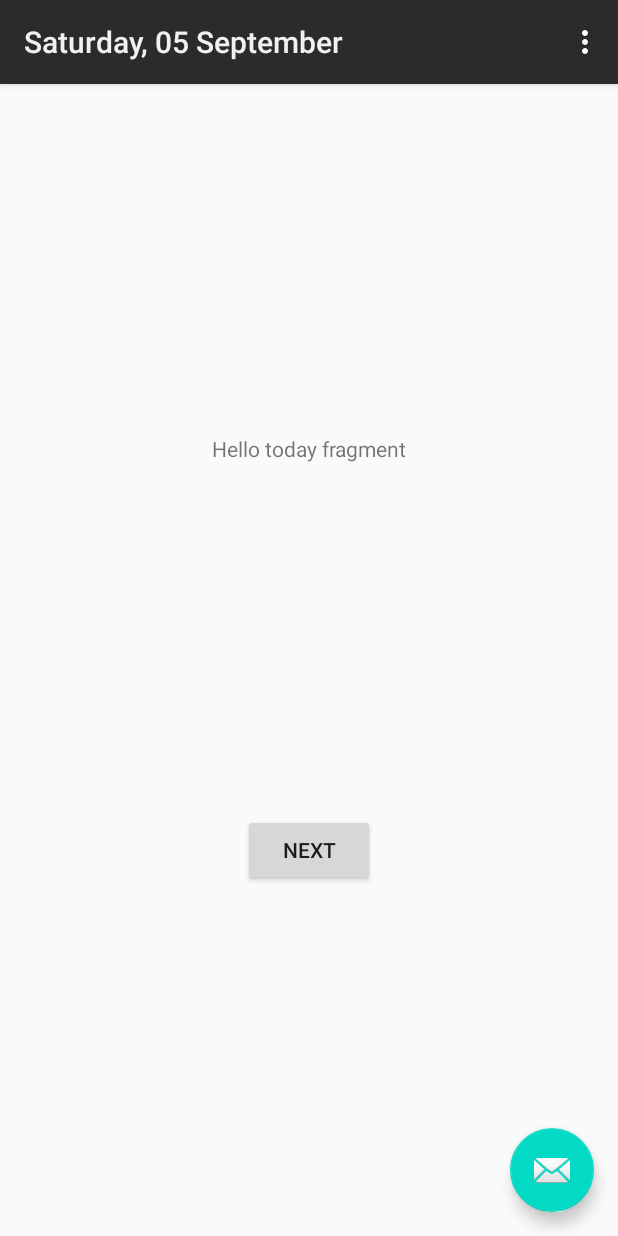
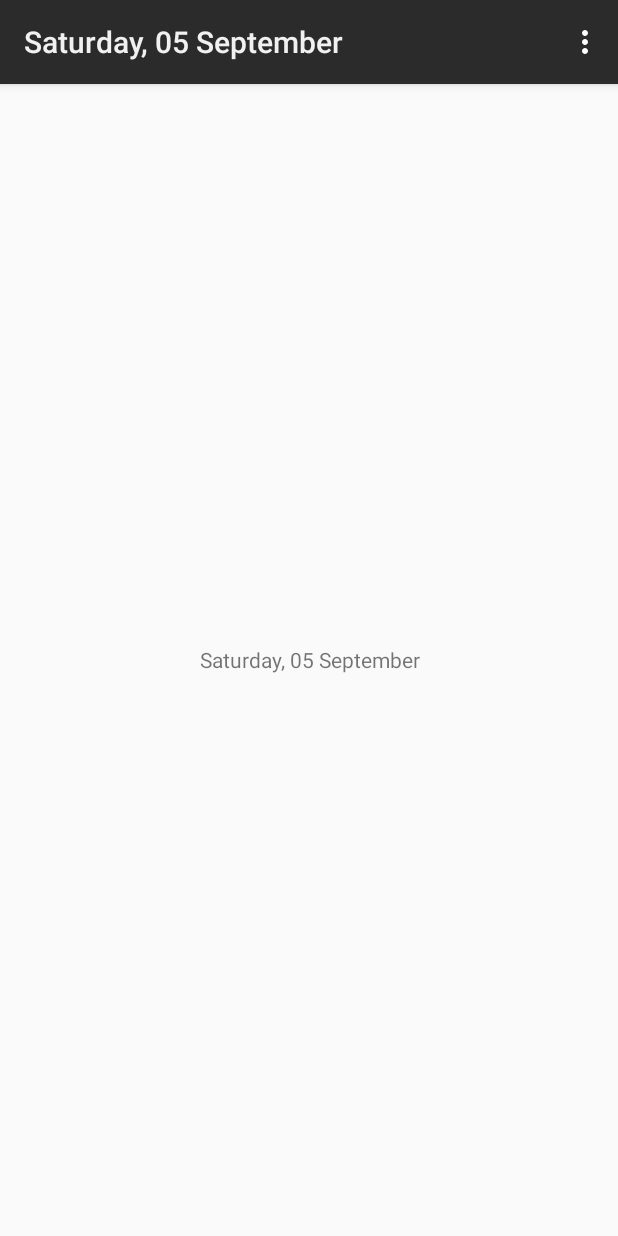
Before and after one commit to setyotontowi/menko, an Android app: the screen it shows after launch (MainActivity), on a phone screen of 412 x 824 dp. Run offline under Robolectric (Android 15) with nearby library versions, the light colour scheme and no system bars; libraries missing offline, so code that uses them is left out: com.github.appintro.

Commit message:
Dynamic day fragments (#2)

```diff
--- a/app/build.gradle
+++ b/app/build.gradle
@@ -12,6 +12,10 @@ android {
         versionName "1.0"
 
         testInstrumentationRunner "androidx.test.runner.AndroidJUnitRunner"
+    }
+
+    buildFeatures{
+        viewBinding true
     }
 
     buildTypes {
--- /dev/null
+++ b/app/src/main/java/com/project/thisappistryingtomakeyoubetter/DayAdapter.java
@@ -0,0 +1,32 @@
+package com.project.thisappistryingtomakeyoubetter;
+
+import androidx.annotation.NonNull;
+import androidx.fragment.app.Fragment;
+import androidx.fragment.app.FragmentManager;
+import androidx.lifecycle.Lifecycle;
+import androidx.viewpager2.adapter.FragmentStateAdapter;
+
+import java.util.Calendar;
+import java.util.Date;
+import java.util.List;
+
+public class DayAdapter extends FragmentStateAdapter {
+    List<Calendar> calendars;
+
+    public DayAdapter(@NonNull FragmentManager fragmentManager, Lifecycle lifecycle, List<Calendar> calendars) {
+        super(fragmentManager, lifecycle);
+        this.calendars = calendars;
+    }
+
+    @NonNull
+    @Override
+    public Fragment createFragment(int position) {
+        Calendar calendar = calendars.get(position);
+        return DayFragment.newInstance(calendar);
+    }
+
+    @Override
+    public int getItemCount() {
+        return calendars.size();
+    }
+}
--- /dev/null
+++ b/app/src/main/java/com/project/thisappistryingtomakeyoubetter/DayFragment.java
@@ -0,0 +1,63 @@
+package com.project.thisappistryingtomakeyoubetter;
+
+import android.os.Bundle;
+
+import androidx.annotation.NonNull;
+import androidx.annotation.Nullable;
+import androidx.fragment.app.Fragment;
+
+import android.view.LayoutInflater;
+import android.view.View;
+import android.view.ViewGroup;
+
+import com.project.thisappistryingtomakeyoubetter.databinding.FragmentDayBinding;
+
+import java.util.Calendar;
+import java.util.Date;
+
+public class DayFragment extends Fragment {
+
+    private Date date;
+    private FragmentDayBinding binding;
+
+    public DayFragment() {
+        // Required empty public constructor
+    }
+
+    public static DayFragment newInstance(Calendar calendar) {
+        DayFragment fragment = new DayFragment();
+        Bundle args = new Bundle();
+        args.putLong("date", calendar.getTimeInMillis());
+        fragment.setArguments(args);
+        return fragment;
+    }
+
+    @Override
+    public void onCreate(Bundle savedInstanceState) {
+        super.onCreate(savedInstanceState);
+        assert getArguments() != null;
+        date = new Date(getArguments().getLong("date"));
+    }
+
+    @Override
+    public View onCreateView(@NonNull LayoutInflater inflater, ViewGroup container,
+                             Bundle savedInstanceState) {
+        // Inflate the layout for this fragment
+        binding = FragmentDayBinding.inflate(inflater, container, false);
+        return binding.getRoot();
+    }
+
+    @Override
+    public void onViewCreated(@NonNull View view, @Nullable Bundle savedInstanceState) {
+        super.onViewCreated(view, savedInstanceState);
+        binding.date.setText(GeneralHelper.dateFormatter().format(date));
+
+    }
+
+    @Override
+    public void onResume() {
+        super.onResume();
+        ((MainActivity)requireActivity()).toolbar.setTitle(
+                GeneralHelper.dateFormatter().format(date));
+    }
+}
--- /dev/null
+++ b/app/src/main/java/com/project/thisappistryingtomakeyoubetter/DepthPageTransformer.java
@@ -0,0 +1,42 @@
+package com.project.thisappistryingtomakeyoubetter;
+
+import android.view.View;
+
+import androidx.viewpager2.widget.ViewPager2;
+
+public class DepthPageTransformer implements ViewPager2.PageTransformer {
+    private static final float MIN_SCALE = 0.75f;
+
+    public void transformPage(View view, float position) {
+        int pageWidth = view.getWidth();
+
+        if (position < -1) { // [-Infinity,-1)
+            // This page is way off-screen to the left.
+            view.setAlpha(0f);
+
+        } else if (position <= 0) { // [-1,0]
+            // Use the default slide transition when moving to the left page
+            view.setAlpha(1f);
+            view.setTranslationX(0f);
+            view.setScaleX(1f);
+            view.setScaleY(1f);
+
+        } else if (position <= 1) { // (0,1]
+            // Fade the page out.
+            view.setAlpha(1 - position);
+
+            // Counteract the default slide transition
+            view.setTranslationX(pageWidth * -position);
+
+            // Scale the page down (between MIN_SCALE and 1)
+            float scaleFactor = MIN_SCALE
+                    + (1 - MIN_SCALE) * (1 - Math.abs(position));
+            view.setScaleX(scaleFactor);
+            view.setScaleY(scaleFactor);
+
+        } else { // (1,+Infinity]
+            // This page is way off-screen to the right.
+            view.setAlpha(0f);
+        }
+    }
+}
--- a/app/src/main/java/com/project/thisappistryingtomakeyoubetter/MainActivity.java
+++ b/app/src/main/java/com/project/thisappistryingtomakeyoubetter/MainActivity.java
@@ -2,41 +2,43 @@ package com.project.thisappistryingtomakeyoubetter;
 
 import android.content.Intent;
 import android.content.SharedPreferences;
-import android.os.Build;
 import android.os.Bundle;
-
-import com.github.appintro.AppIntro;
-import com.google.android.material.floatingactionbutton.FloatingActionButton;
-import com.google.android.material.snackbar.Snackbar;
 
 import androidx.appcompat.app.AppCompatActivity;
 import androidx.appcompat.widget.Toolbar;
 
-import android.preference.PreferenceManager;
-import android.transition.Slide;
-import android.view.Gravity;
-import android.view.View;
 
 import android.view.Menu;
 import android.view.MenuItem;
-import android.view.animation.DecelerateInterpolator;
 
+import com.project.thisappistryingtomakeyoubetter.databinding.ActivityMainBinding;
+
+import java.util.ArrayList;
+import java.util.Calendar;
 import java.util.Date;
+import java.util.List;
 
 public class MainActivity extends AppCompatActivity {
+
+    private List<Calendar> calendar;
+    private static final int DAY_LIMIT = 5;
+    private ActivityMainBinding binding;
+    public Toolbar toolbar;
 
     @Override
     protected void onCreate(Bundle savedInstanceState) {
         super.onCreate(savedInstanceState);
-        setContentView(R.layout.activity_main);
-        Toolbar toolbar = findViewById(R.id.toolbar);
+        binding = ActivityMainBinding.inflate(getLayoutInflater());
+        setContentView(binding.getRoot());
+        toolbar = findViewById(R.id.toolbar);
         toolbar.setTitle(GeneralHelper.dateFormatter().format(getDate()));
         setSupportActionBar(toolbar);
 
+        // App Intro Initiation
         Thread t = new Thread(new Runnable() {
             @Override
             public void run() {
-                // Shared Preferences init
+                // Shared Preferences
                 SharedPreferences getPrefs = getSharedPreferences(getString(R.string.prefSetting),
                         MODE_PRIVATE);
                 SharedPreferences.Editor editor = getPrefs.edit();
@@ -61,14 +63,15 @@ public class MainActivity extends AppCompatActivity {
 
         t.start();
 
-        FloatingActionButton fab = findViewById(R.id.fab);
-        fab.setOnClickListener(new View.OnClickListener() {
-            @Override
-            public void onClick(View view) {
-                Snackbar.make(view, "Replace with your own action", Snackbar.LENGTH_LONG)
-                        .setAction("Action", null).show();
-            }
-        });
+        // Generate Calendar List
+        calendar = generateCalendar(DAY_LIMIT);
+
+        // Create Fragment View Pager
+        DayAdapter dayAdapter = new DayAdapter(getSupportFragmentManager(),
+                getLifecycle(),
+                calendar);
+        binding.frame.setAdapter(dayAdapter);
+        binding.frame.setPageTransformer(new DepthPageTransformer());
     }
 
     @Override
@@ -97,4 +100,19 @@ public class MainActivity extends AppCompatActivity {
         return new Date();
     }
 
+    /**
+     * Generating Calendar, a temporary method.
+     * @param limit: choose until what day
+     * @return List of Calendar (Today, Tomorrow, until limit)
+     */
+    private List<Calendar> generateCalendar(int limit){
+        List<Calendar> calendars = new ArrayList<>();
+        for (int i=0; i<limit; i++){
+            Calendar calendar = Calendar.getInstance();
+            calendar.add(Calendar.DAY_OF_YEAR, i);
+            calendars.add(calendar);
+        }
+        return calendars;
+    }
+
 }
--- a/app/src/main/res/layout/activity_main.xml
+++ b/app/src/main/res/layout/activity_main.xml
@@ -21,14 +21,20 @@
 
     </com.google.android.material.appbar.AppBarLayout>
 
-    <include layout="@layout/content_main" />
+    <LinearLayout
+        android:layout_width="match_parent"
+        android:layout_height="match_parent"
+        android:orientation="vertical"
+        app:layout_behavior="@string/appbar_scrolling_view_behavior">
 
-    <com.google.android.material.floatingactionbutton.FloatingActionButton
-        android:id="@+id/fab"
-        android:layout_width="wrap_content"
-        android:layout_height="wrap_content"
-        android:layout_gravity="bottom|end"
-        android:layout_margin="@dimen/fab_margin"
-        app:srcCompat="@android:drawable/ic_dialog_email" />
+        <androidx.viewpager2.widget.ViewPager2
+            android:id="@+id/frame"
+            android:layout_width="match_parent"
+            android:layout_height="match_parent"
+            app:layout_constraintBottom_toBottomOf="parent"
+            app:layout_constraintLeft_toLeftOf="parent"
+            app:layout_constraintRight_toRightOf="parent"
+            app:layout_constraintTop_toTopOf="parent" />
+    </LinearLayout>
 
 </androidx.coordinatorlayout.widget.CoordinatorLayout>
--- a/app/src/main/res/layout/content_main.xml
+++ /dev/null
@@ -1,19 +0,0 @@
-<?xml version="1.0" encoding="utf-8"?>
-<androidx.constraintlayout.widget.ConstraintLayout xmlns:android="http://schemas.android.com/apk/res/android"
-    xmlns:app="http://schemas.android.com/apk/res-auto"
-    android:layout_width="match_parent"
-    android:layout_height="match_parent"
-    app:layout_behavior="@string/appbar_scrolling_view_behavior">
-
-    <fragment
-        android:id="@+id/nav_host_fragment"
-        android:name="androidx.navigation.fragment.NavHostFragment"
-        android:layout_width="0dp"
-        android:layout_height="0dp"
-        app:defaultNavHost="true"
-        app:layout_constraintBottom_toBottomOf="parent"
-        app:layout_constraintLeft_toLeftOf="parent"
-        app:layout_constraintRight_toRightOf="parent"
-        app:layout_constraintTop_toTopOf="parent"
-        app:navGraph="@navigation/main_nav_graph" />
-</androidx.constraintlayout.widget.ConstraintLayout>
--- /dev/null
+++ b/app/src/main/res/layout/fragment_day.xml
@@ -0,0 +1,16 @@
+<?xml version="1.0" encoding="utf-8"?>
+<FrameLayout xmlns:android="http://schemas.android.com/apk/res/android"
+    xmlns:tools="http://schemas.android.com/tools"
+    android:layout_width="match_parent"
+    android:layout_height="match_parent"
+    tools:context=".DayFragment">
+
+    <TextView
+        android:id="@+id/date"
+        android:layout_width="match_parent"
+        android:layout_height="match_parent"
+        android:text="@string/hello_blank_fragment"
+        android:layout_gravity="center"
+        android:gravity="center"/>
+
+</FrameLayout>
--- a/app/src/main/res/values/strings.xml
+++ b/app/src/main/res/values/strings.xml
@@ -29,5 +29,6 @@
     <string name="third_page_button">Sama-Sama, Selanjutnya</string>
 
     <string name="title_activity_intro">FullscreenActivity</string>
+    <string name="hello_blank_fragment">Hello blank fragment</string>
 
 </resources>
```
